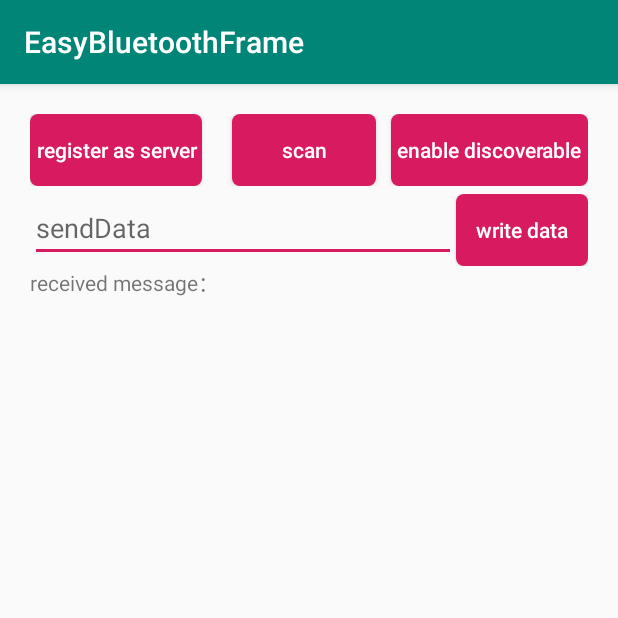
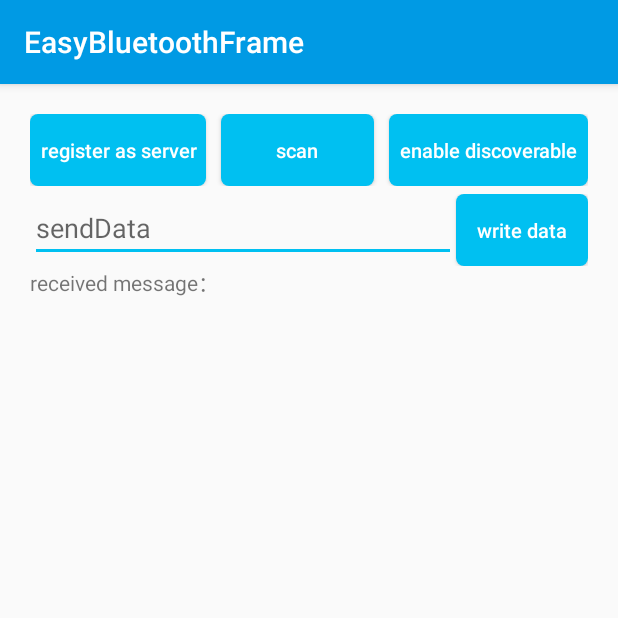
Before and after one commit to AlexLiuSheng/EasyBluetoothFrame, an Android app: the screen it shows after launch (MainActivity), on a phone screen of 412 x 824 dp, the top half of it. Run offline under Robolectric (Android 15) with nearby library versions, the phone set to English and light mode, and no system bars.

Commit message:
MOD 完善demo，编写ReadMe

```diff
--- a/app/src/main/java/com/allenliu/btdemo/MainActivity.kt
+++ b/app/src/main/java/com/allenliu/btdemo/MainActivity.kt
@@ -96,6 +96,7 @@ class MainActivity : AppCompatActivity(),BluetoothPermissionCallBack {
     fun read(){
         connect?.read(object: TransferProgressListener {
             override fun transferSuccess(bytes: ByteArray?) {
+                t("received message")
                 bytes?.let { it1 ->
                     tvReceive.text=String(it1)
                 }
@@ -114,7 +115,7 @@ class MainActivity : AppCompatActivity(),BluetoothPermissionCallBack {
         val text=et.text.toString()
         connect?.write(text.toByteArray(), object : TransferProgressListener {
             override fun transferSuccess(bytes: ByteArray?) {
-
+                t("send message successful")
             }
 
             override fun transferFailed(msg:String) {
--- a/app/src/main/res/layout/activity_main.xml
+++ b/app/src/main/res/layout/activity_main.xml
@@ -22,6 +22,7 @@
                 android:textColor="@android:color/white"
                 android:layout_height="match_parent"
                 android:layout_weight="1"
+                android:textSize="13sp"
                 android:layout_marginRight="10dp"
                 android:text="register as server"
                 android:textAllCaps="false"
@@ -29,10 +30,12 @@
 
         <Button
                 android:layout_width="wrap_content"
-                android:layout_marginLeft="10dp"
+
                 android:id="@+id/btn2"
                 android:layout_height="match_parent"
                 android:layout_weight="1"
+                android:textSize="13sp"
+
                 android:background="@drawable/button_selc"
 
                 android:textColor="@android:color/white"
@@ -43,10 +46,10 @@
                 android:layout_width="wrap_content"
                 android:layout_marginLeft="10dp"
                 android:id="@+id/btnDiscoverable"
+                android:textSize="13sp"
                 android:layout_height="match_parent"
                 android:layout_weight="1"
                 android:background="@drawable/button_selc"
-
                 android:textColor="@android:color/white"
                 android:text="enable discoverable"
                 android:textAllCaps="false"
@@ -71,6 +74,7 @@
                 android:layout_height="wrap_content"
                 android:text="write data"
                 android:background="@drawable/button_selc"
+                android:textSize="13sp"
 
                 android:textColor="@android:color/white"
                 android:textAllCaps="false"
--- a/app/src/main/res/values/colors.xml
+++ b/app/src/main/res/values/colors.xml
@@ -1,6 +1,6 @@
 <?xml version="1.0" encoding="utf-8"?>
 <resources>
-    <color name="colorPrimary">#008577</color>
-    <color name="colorPrimaryDark">#00574B</color>
-    <color name="colorAccent">#D81B60</color>
+    <color name="colorPrimary">#009AE4</color>
+    <color name="colorPrimaryDark">#009AE4</color>
+    <color name="colorAccent">#00C0F1</color>
 </resources>
```
Also changed, not shown: classicbt/src/main/java/com/allenliu/classicbt/ConnectedThread.java (+8 -9 lines), 2 other files.
